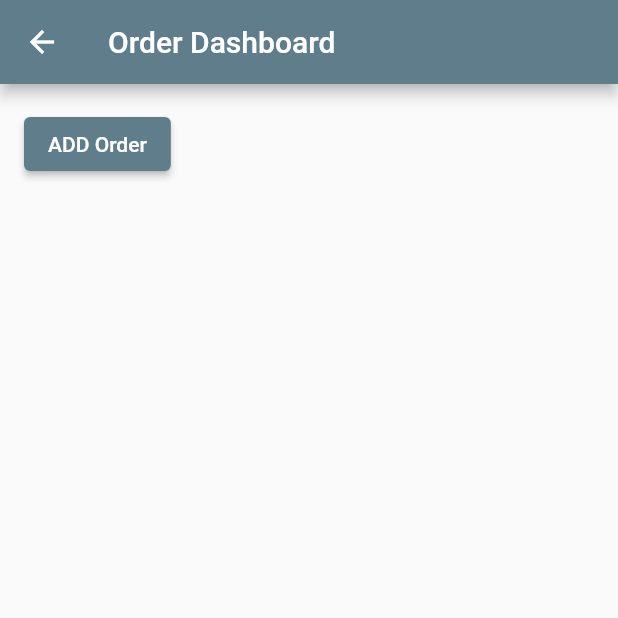
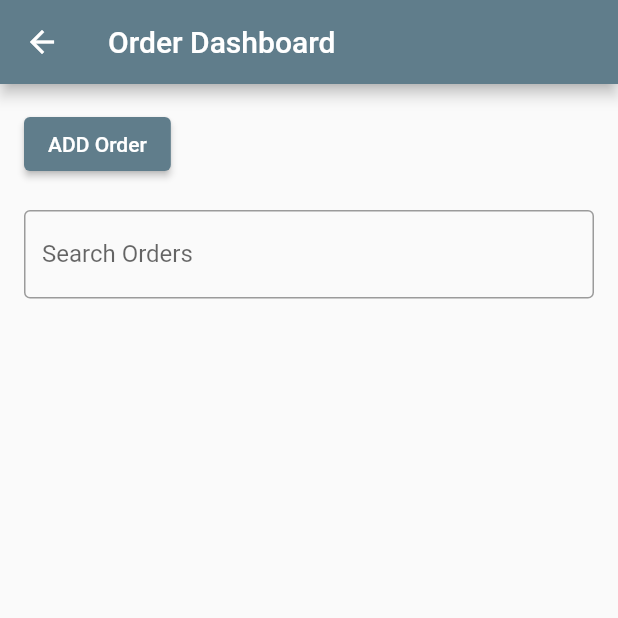
Before and after one commit to aagneye-syam/flutter_management_app, a Flutter app: the screen it shows after launch, on a phone screen of 412 x 824 dp, the top half of it. Run offline on Flutter 3.47's test engine with Material 2 defaults, Android fonts, the phone set to English and light mode, and no system bars.

Commit message:
TextField added on th OrderDashboard

```diff
--- a/lib/OrderDashboard.dart
+++ b/lib/OrderDashboard.dart
@@ -30,7 +30,14 @@ class OrderDashboard extends StatelessWidget {
                   //action
                 },
                 child: Text('ADD Order'),
-              )
+              ),
+              SizedBox(height: 20),
+              TextField(
+                decoration: InputDecoration(
+                  border: OutlineInputBorder(),
+                  labelText: 'Search Orders',
+                ),
+              ),
             ],
           ),
         ),
```
